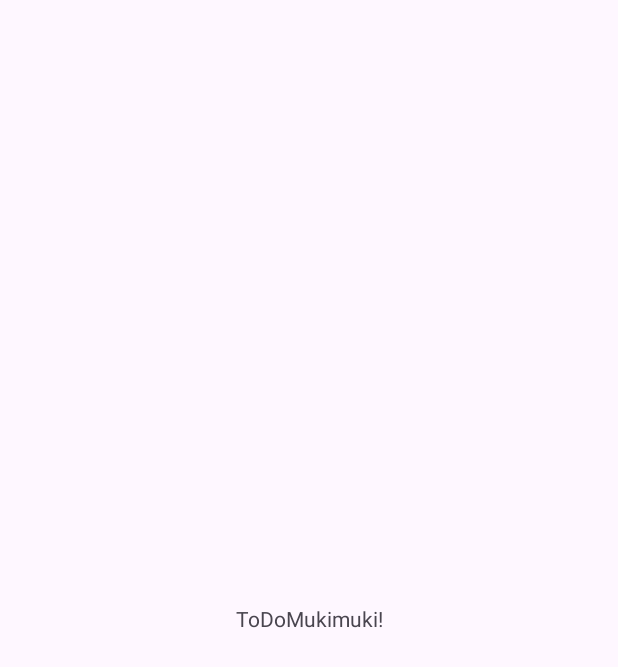
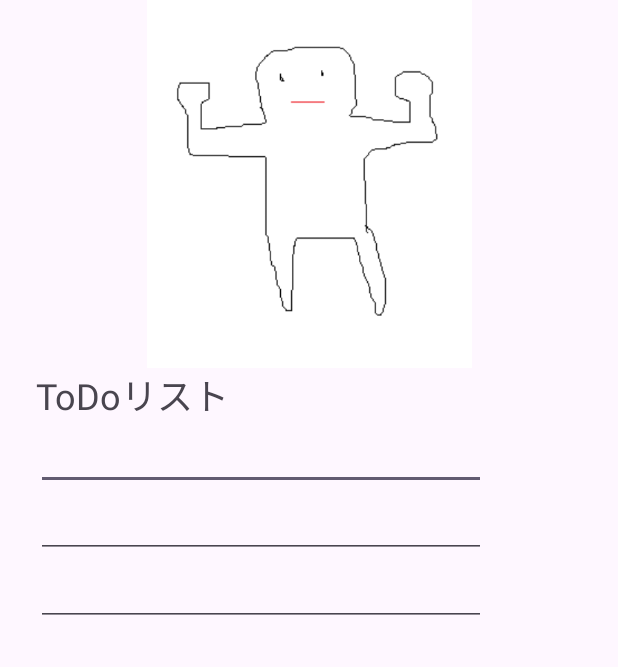
Before and after one commit to AyakaSugiyama/ToDoMukimuki, an Android app: the screen it shows after launch (MainActivity), on a phone screen of 412 x 824 dp. Before the commit the part shown is almost empty. Shown: the top 667 px of the screen. Run offline under Robolectric (Android 15) with nearby library versions, the phone set to English and light mode, and no system bars.

Commit message:
レイアウト作成

```diff
--- a/app/src/main/res/layout/activity_main.xml
+++ b/app/src/main/res/layout/activity_main.xml
@@ -6,13 +6,47 @@
     android:layout_height="match_parent"
     tools:context=".MainActivity">
 
+    <ImageView
+        android:id="@+id/imageView"
+        android:layout_width="251dp"
+        android:layout_height="245dp"
+        app:layout_constraintEnd_toEndOf="parent"
+        app:layout_constraintStart_toStartOf="parent"
+        app:layout_constraintTop_toTopOf="parent"
+        app:srcCompat="@drawable/yaseyase" />
+
     <TextView
+        android:id="@+id/textView"
         android:layout_width="wrap_content"
         android:layout_height="wrap_content"
-        android:text="ToDoMukimuki!"
-        app:layout_constraintBottom_toBottomOf="parent"
-        app:layout_constraintEnd_toEndOf="parent"
+        android:layout_marginStart="24dp"
+        android:text="ToDoリスト"
+        android:textSize="24dp"
         app:layout_constraintStart_toStartOf="parent"
-        app:layout_constraintTop_toTopOf="parent" />
+        app:layout_constraintTop_toBottomOf="@id/imageView" />
+
+    <EditText
+        android:id="@+id/editText1"
+        android:layout_width="300dp"
+        android:layout_height="wrap_content"
+        android:layout_marginStart="24dp"
+        app:layout_constraintStart_toStartOf="parent"
+        app:layout_constraintTop_toBottomOf="@id/textView" />
+
+    <EditText
+        android:id="@+id/editText2"
+        android:layout_width="300dp"
+        android:layout_height="wrap_content"
+        android:layout_marginStart="24dp"
+        app:layout_constraintStart_toStartOf="parent"
+        app:layout_constraintTop_toBottomOf="@id/editText1" />
+
+    <EditText
+        android:id="@+id/editText3"
+        android:layout_width="300dp"
+        android:layout_height="wrap_content"
+        android:layout_marginStart="24dp"
+        app:layout_constraintStart_toStartOf="parent"
+        app:layout_constraintTop_toBottomOf="@id/editText2" />
 
 </androidx.constraintlayout.widget.ConstraintLayout>
```
